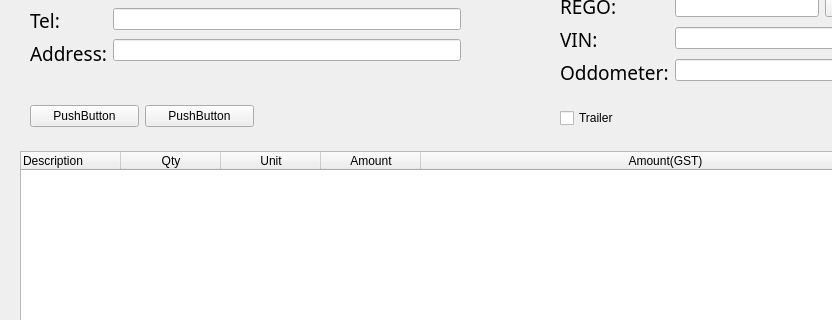
Old version of the form new_start/UI_File/Add.ui in the repository maximustann/Bing_project; both pictures show x 0 to 832 and y 229 to 549 of the 935 by 877 pixel window.
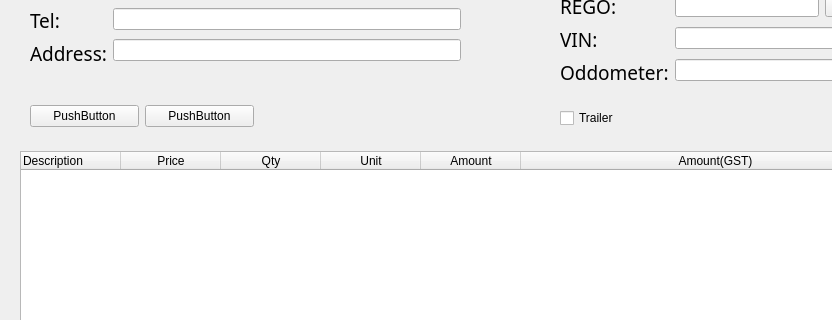
New version of the form.

What changed in the file:
```diff
--- a/new_start/UI_File/Add.ui
+++ b/new_start/UI_File/Add.ui
@@ -572,7 +572,7 @@
     </rect>
    </property>
    <property name="columnCount">
-    <number>5</number>
+    <number>6</number>
    </property>
    <attribute name="horizontalHeaderVisible">
     <bool>true</bool>
@@ -612,6 +612,11 @@
      <set>AlignLeft|AlignVCenter</set>
     </property>
    </column>
+   <column>
+    <property name="text">
+     <string>Price</string>
+    </property>
+   </column>
    <column>
     <property name="text">
      <string>Qty</string>
```
